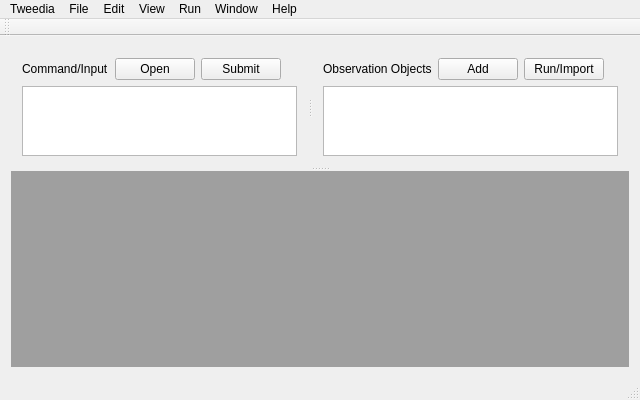
First picture: the form in Tweedia-with-plugins/Tweedia/mainwindow.ui, repository tweedia/Tweedia, before the edit.
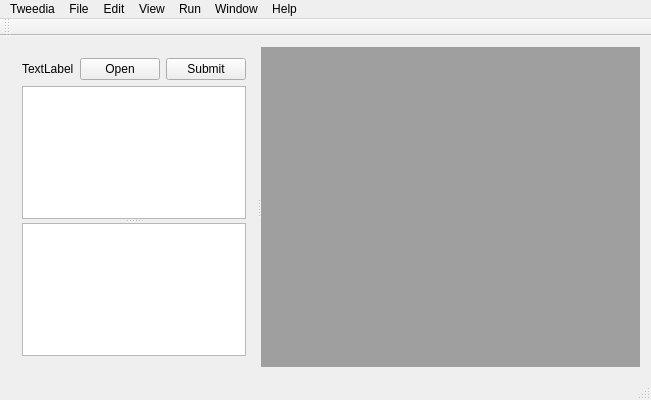
Second picture: the form after the edit.

What changed in the file:
```diff
--- a/Tweedia-with-plugins/Tweedia/mainwindow.ui
+++ b/Tweedia-with-plugins/Tweedia/mainwindow.ui
@@ -6,7 +6,7 @@
    <rect>
     <x>0</x>
     <y>0</y>
-    <width>640</width>
+    <width>651</width>
     <height>400</height>
    </rect>
   </property>
@@ -20,98 +20,67 @@
      <verstretch>0</verstretch>
     </sizepolicy>
    </property>
-   <layout class="QGridLayout" name="gridLayout_3">
-    <item row="0" column="0">
+   <layout class="QHBoxLayout" name="horizontalLayout_2">
+    <item>
      <widget class="QSplitter" name="splitter_2">
       <property name="orientation">
-       <enum>Qt::Vertical</enum>
-      </property>
-      <widget class="QSplitter" name="splitter">
-       <property name="orientation">
         <enum>Qt::Horizontal</enum>
        </property>
-       <widget class="QWidget" name="layoutWidget">
-        <layout class="QGridLayout" name="gridLayout">
-         <item row="0" column="0">
-          <widget class="QLabel" name="label_3">
+      <widget class="QWidget" name="">
+       <layout class="QVBoxLayout" name="verticalLayout">
+        <item>
+         <layout class="QHBoxLayout" name="horizontalLayout">
+          <item>
+           <widget class="QLabel" name="label">
+            <property name="sizePolicy">
+             <sizepolicy hsizetype="Minimum" vsizetype="Preferred">
+              <horstretch>0</horstretch>
+              <verstretch>0</verstretch>
+             </sizepolicy>
+            </property>
            <property name="text">
-            <string>Command/Input</string>
+             <string>TextLabel</string>
            </property>
           </widget>
          </item>
-         <item row="0" column="1">
+          <item>
           <widget class="QPushButton" name="pushButton_2">
+            <property name="sizePolicy">
+             <sizepolicy hsizetype="Fixed" vsizetype="Fixed">
+              <horstretch>0</horstretch>
+              <verstretch>0</verstretch>
+             </sizepolicy>
+            </property>
            <property name="text">
             <string>Open</string>
            </property>
           </widget>
          </item>
-         <item row="0" column="2">
+          <item>
           <widget class="QPushButton" name="pushButton">
+            <property name="sizePolicy">
+             <sizepolicy hsizetype="Fixed" vsizetype="Fixed">
+              <horstretch>0</horstretch>
+              <verstretch>0</verstretch>
+             </sizepolicy>
+            </property>
            <property name="text">
             <string>Submit</string>
            </property>
           </widget>
          </item>
-         <item row="0" column="3">
-          <spacer name="horizontalSpacer_4">
-           <property name="orientation">
-            <enum>Qt::Horizontal</enum>
-           </property>
-           <property name="sizeHint" stdset="0">
-            <size>
-             <width>40</width>
-             <height>20</height>
-            </size>
-           </property>
-          </spacer>
-         </item>
-         <item row="1" column="0" colspan="4">
+         </layout>
+        </item>
+        <item>
+         <widget class="QSplitter" name="splitter">
+          <property name="orientation">
+           <enum>Qt::Vertical</enum>
+          </property>
           <widget class="QPlainTextEdit" name="plainTextEdit"/>
-         </item>
-        </layout>
-       </widget>
-       <widget class="QWidget" name="layoutWidget">
-        <layout class="QGridLayout" name="gridLayout_2">
-         <item row="0" column="2">
-          <widget class="QPushButton" name="pushButton_4">
-           <property name="text">
-            <string>Run/Import</string>
-           </property>
-          </widget>
-         </item>
-         <item row="0" column="0">
-          <widget class="QLabel" name="label">
-           <property name="text">
-            <string>Observation Objects</string>
-           </property>
-          </widget>
-         </item>
-         <item row="0" column="1">
-          <widget class="QPushButton" name="pushButton_3">
-           <property name="text">
-            <string>Add</string>
-           </property>
-          </widget>
-         </item>
-         <item row="0" column="3">
-          <spacer name="horizontalSpacer">
-           <property name="orientation">
-            <enum>Qt::Horizontal</enum>
-           </property>
-           <property name="sizeHint" stdset="0">
-            <size>
-             <width>40</width>
-             <height>20</height>
-            </size>
-           </property>
-          </spacer>
-         </item>
-         <item row="1" column="0" colspan="4">
           <widget class="QTableView" name="tableView"/>
-         </item>
-        </layout>
-       </widget>
+         </widget>
+        </item>
+       </layout>
       </widget>
       <widget class="QMdiArea" name="mdiArea"/>
      </widget>
@@ -123,7 +92,7 @@
     <rect>
      <x>0</x>
      <y>0</y>
-     <width>640</width>
+     <width>651</width>
      <height>22</height>
     </rect>
    </property>
```
Lines whose indentation alone changed are shown as unchanged.
